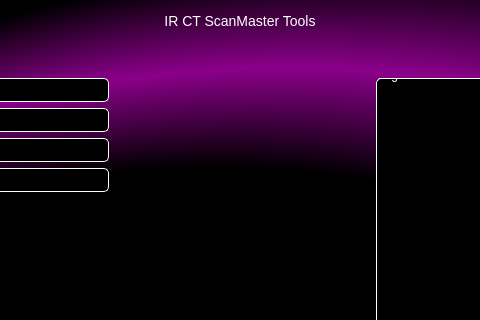
Above: ScanClientGui/scanclientgui.ui from CtScanMasters/ScanClient before the change; both pictures show x 436 to 916 and y 0 to 320 of the 1402 by 692 pixel window. Below: the same form after it.
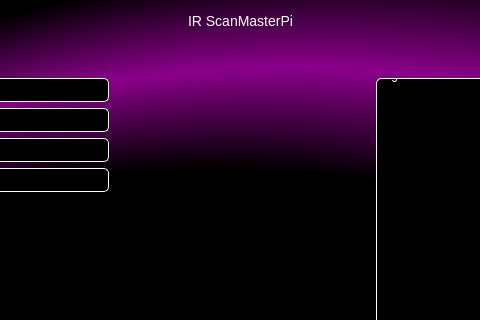
That is the form after the change. Custom widgets are drawn as their Qt base class.

The edit to the form file:
```diff
--- a/ScanClientGui/scanclientgui.ui
+++ b/ScanClientGui/scanclientgui.ui
@@ -194,7 +194,7 @@
     <item row="0" column="2">
      <widget class="QLabel" name="titleLabel">
       <property name="text">
-       <string>IR CT ScanMaster Tools</string>
+       <string>IR ScanMasterPi</string>
       </property>
       <property name="alignment">
        <set>Qt::AlignCenter</set>
```
